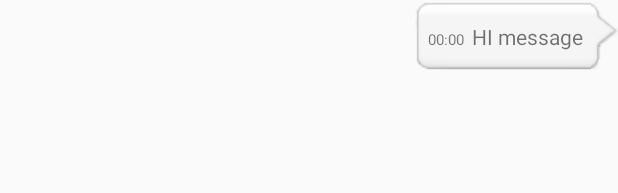
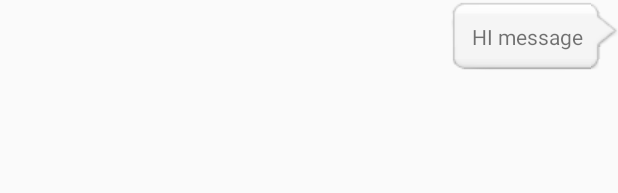
Before and after one commit to wakeugit/palaver, an Android app: the layout chat_out.xml on its own in the app's theme, with its tools: preview values and no code run, on a phone screen of 412 x 824 dp. Shown: the top 193 px of the screen. Run offline under Robolectric (Android 15) with nearby library versions, the phone set to English and light mode, and no system bars; network calls fail.

Commit message:
Chat Impliment, aber nur zum Teil

```diff
--- a/app/src/main/res/layout/chat_out.xml
+++ b/app/src/main/res/layout/chat_out.xml
@@ -12,13 +12,6 @@
         android:paddingBottom="10dp">
 
         <TextView
-            android:id="@+id/chat_time"
-            android:layout_width="wrap_content"
-            android:layout_height="wrap_content"
-            android:textSize="10dp"
-            android:text="00:00"/>
-
-        <TextView
             android:id="@+id/txt_msg"
             android:layout_width="wrap_content"
             android:layout_height="wrap_content"
```
Also changed, not shown: app/src/main/res/layout/chat_in.xml (+0 -8 lines).
